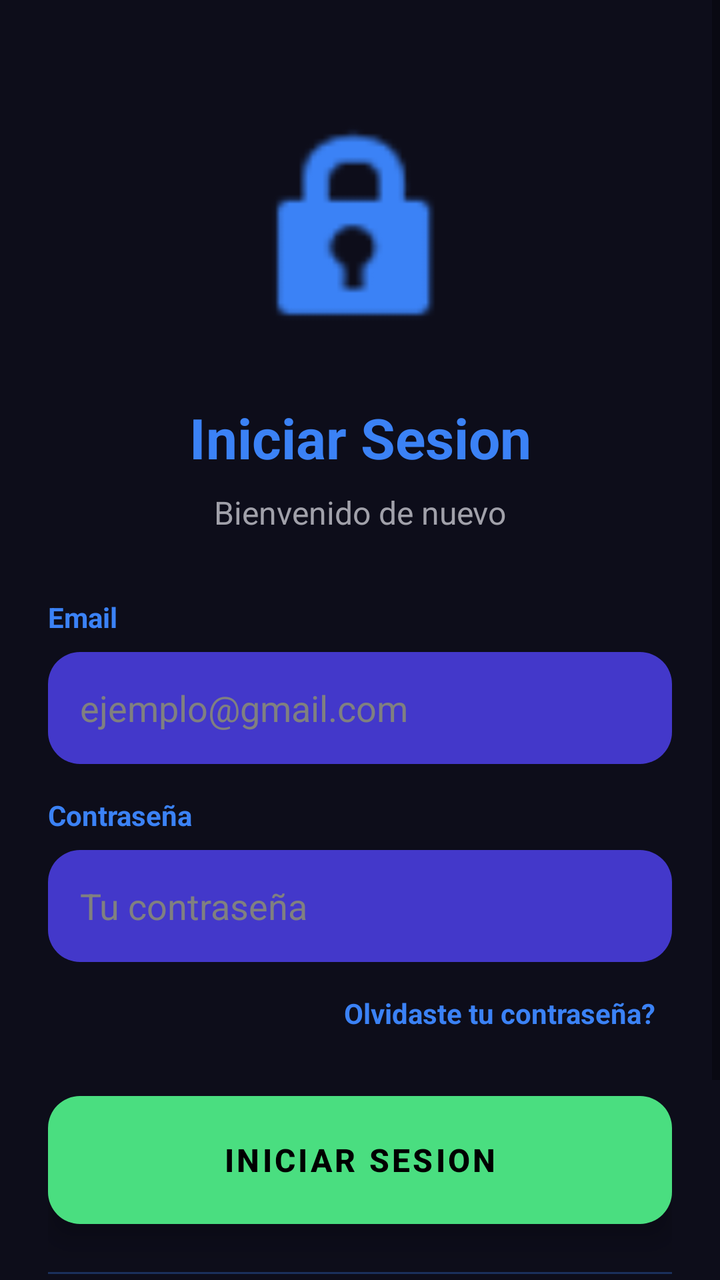
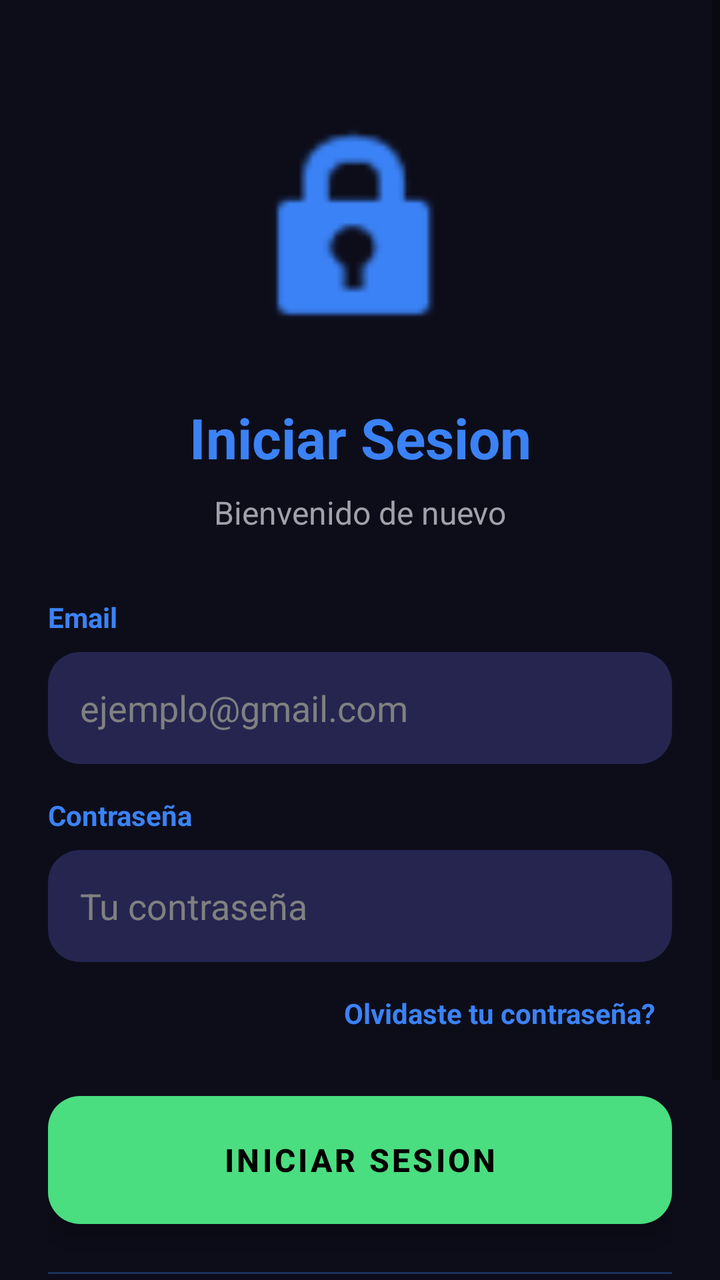

Screens rendered from an Android XML layout before and after an edit, with the pre-edit source and the edit as a unified diff.
<!-- AndroidManifest.xml: application theme Theme.GimnasioPro -->
<!-- res/layout/activity_login.xml -->
<?xml version="1.0" encoding="utf-8"?>

<ScrollView xmlns:android="http://schemas.android.com/apk/res/android"
    xmlns:app="http://schemas.android.com/apk/res-auto"
    android:layout_width="match_parent"
    android:layout_height="match_parent"
    android:background="@color/dark_green_background"
    android:fillViewport="true">

    <LinearLayout
        android:layout_width="match_parent"
        android:layout_height="wrap_content"
        android:orientation="vertical"
        android:padding="24dp"
        android:gravity="center">

        
        <ImageView
            android:layout_width="120dp"
            android:layout_height="120dp"
            android:src="@android:drawable/ic_lock_idle_lock"
            android:contentDescription="Login"
            android:layout_marginTop="32dp"
            android:layout_marginBottom="24dp"
            app:tint="@color/accent_blue" />

        
        <TextView
            android:layout_width="match_parent"
            android:layout_height="wrap_content"
            android:text="Iniciar Sesion"
            android:textSize="28sp"
            android:textStyle="bold"
            android:textColor="@color/accent_blue"
            android:gravity="center"
            android:layout_marginBottom="8dp" />

        <TextView
            android:layout_width="match_parent"
            android:layout_height="wrap_content"
            android:text="Bienvenido de nuevo"
            android:textSize="16sp"
            android:textColor="@color/text_light_gray"
            android:gravity="center"
            android:layout_marginBottom="32dp" />

        
        <TextView
            android:layout_width="match_parent"
            android:layout_height="wrap_content"
            android:text="Email"
            android:textSize="14sp"
            android:textColor="@color/accent_blue"
            android:textStyle="bold"
            android:layout_marginBottom="8dp" />

        <EditText
            android:id="@+id/etEmail"
            android:layout_width="match_parent"
            android:layout_height="56dp"
            android:hint="ejemplo@gmail.com"
            android:textColor="#000000"
            android:textColorHint="#808080"
            android:background="@drawable/bg_card_trainer"
            android:padding="16dp"
            android:inputType="textEmailAddress"
            android:maxLines="1"
            android:layout_marginBottom="16dp" />

        
        <TextView
            android:layout_width="match_parent"
            android:layout_height="wrap_content"
            android:text="Contraseña"
            android:textSize="14sp"
            android:textColor="@color/accent_blue"
            android:textStyle="bold"
            android:layout_marginBottom="8dp" />

        <EditText
            android:id="@+id/etPassword"
            android:layout_width="match_parent"
            android:layout_height="56dp"
            android:hint="Tu contraseña"
            android:textColor="#000000"
            android:textColorHint="#808080"
            android:background="@drawable/bg_card_trainer"
            android:padding="16dp"
            android:inputType="textPassword"
            android:maxLines="1"
            android:layout_marginBottom="8dp" />

        
        <TextView
            android:id="@+id/btnRecuperarPassword"
            android:layout_width="wrap_content"
            android:layout_height="wrap_content"
            android:text="Olvidaste tu contraseña?"
            android:textSize="14sp"
            android:textColor="@color/accent_blue"
            android:textStyle="bold"
            android:layout_gravity="end"
            android:padding="8dp"
            android:clickable="true"
            android:focusable="true"
            android:layout_marginBottom="24dp" />

        
        <ProgressBar
            android:id="@+id/progressBar"
            android:layout_width="40dp"
            android:layout_height="40dp"
            android:visibility="gone"
            android:layout_marginBottom="16dp" />

        
        <Button
            android:id="@+id/btnLogin"
            android:layout_width="match_parent"
            android:layout_height="64dp"
            android:text="INICIAR SESION"
            android:textColor="@color/text_on_button"
            android:textStyle="bold"
            android:textSize="16sp"
            android:background="@drawable/bg_card_trainer"
            android:elevation="8dp"
            android:stateListAnimator="@null"
            android:layout_marginBottom="24dp" />

        
        <View
            android:layout_width="match_parent"
            android:layout_height="1dp"
            android:background="@color/accent_blue"
            android:alpha="0.3"
            android:layout_marginBottom="24dp" />

        
        <LinearLayout
            android:layout_width="wrap_content"
            android:layout_height="wrap_content"
            android:orientation="horizontal"
            android:gravity="center">

            <TextView
                android:layout_width="wrap_content"
                android:layout_height="wrap_content"
                android:text="No tienes cuenta? "
                android:textSize="14sp"
                android:textColor="@color/text_light_gray" />

            <TextView
                android:id="@+id/btnRegistrarse"
                android:layout_width="wrap_content"
                android:layout_height="wrap_content"
                android:text="Registrate"
                android:textSize="14sp"
                android:textColor="@color/accent_blue"
                android:textStyle="bold"
                android:padding="8dp"
                android:clickable="true"
                android:focusable="true" />
        </LinearLayout>

        
        <TextView
            android:layout_width="match_parent"
            android:layout_height="wrap_content"
            android:text="Al iniciar sesion aceptas nuestros terminos y condiciones"
            android:textSize="11sp"
            android:textColor="@color/text_light_gray"
            android:textStyle="italic"
            android:gravity="center"
            android:layout_marginTop="24dp" />

    </LinearLayout>

</ScrollView>
<!-- resources referenced by this layout -->
<resources>
  <color name="accent_blue">#3B82F6</color>
  <color name="dark_green_background">@color/dark_background</color>
  <color name="text_light_gray">@color/text_secondary</color>
  <color name="text_on_button">#FF000000</color>
  <!-- drawable bg_card_trainer (drawable) -->
  <?xml version="1.0" encoding="utf-8"?>
  
  <shape xmlns:android="http://schemas.android.com/apk/res/android"
      android:shape="rectangle">
      <solid android:color="@color/card_trainer" />
      <corners android:radius="16dp" />
  </shape>
  <style name="Theme.GimnasioPro" parent="Theme.MaterialComponents.Light.NoActionBar">
          
          <item name="colorPrimary">@color/electric_green_button</item>
          <item name="colorPrimaryDark">@color/dark_green_background</item>
          <item name="colorAccent">@color/electric_green_button</item>
          <item name="colorOnPrimary">@color/text_on_button</item>
          <item name="android:windowBackground">@color/dark_green_background</item>
          <item name="android:statusBarColor">@color/dark_green_background</item>
          <item name="android:navigationBarColor">@color/dark_green_background</item>
          <item name="android:fitsSystemWindows">true</item>
      </style>
  <color name="dark_background">#0D0D1A</color>
  <color name="text_secondary">#A1A1AA</color>
  <color name="card_trainer">#4338CA</color>
  <color name="electric_green_button">@color/accent_green</color>
  <color name="accent_green">#4ADE80</color>
</resources>

<!-- the commit's change to res/layout/activity_login.xml (unified diff, before → after) -->
@@ -4,7 +4,6 @@
     xmlns:app="http://schemas.android.com/apk/res-auto"
     android:layout_width="match_parent"
     android:layout_height="match_parent"
-    android:background="@color/dark_green_background"
     android:fillViewport="true">
 
     <LinearLayout
<!-- resource entries referenced after the edit -->
@@ -2,6 +2,7 @@
 <resources>
   <color name="accent_blue">#3B82F6</color>
   <color name="dark_green_background">@color/dark_background</color>
+  <color name="card_dark_secondary">#252550</color>
   <color name="text_light_gray">@color/text_secondary</color>
   <color name="text_on_button">#FF000000</color>
   <!-- drawable bg_card_trainer (drawable) -->
@@ -25,7 +26,7 @@
       </style>
   <color name="dark_background">#0D0D1A</color>
   <color name="text_secondary">#A1A1AA</color>
-  <color name="card_trainer">#4338CA</color>
+  <color name="card_trainer">@color/card_dark_secondary</color>
   <color name="electric_green_button">@color/accent_green</color>
   <color name="accent_green">#4ADE80</color>
 </resources>
